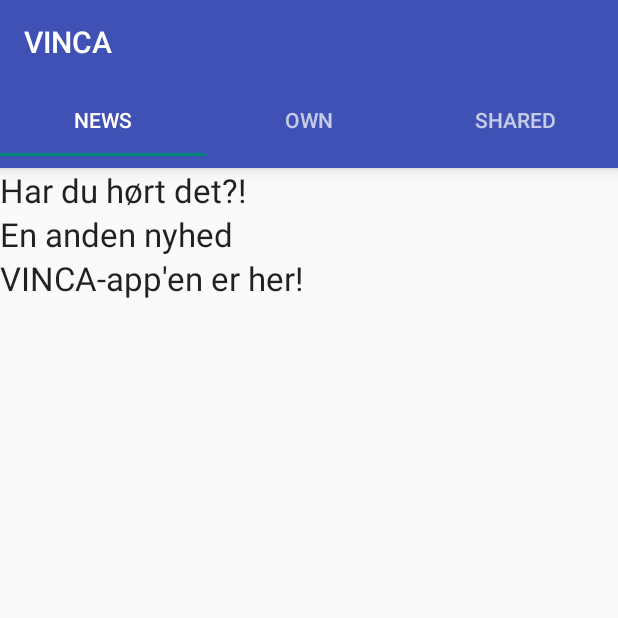
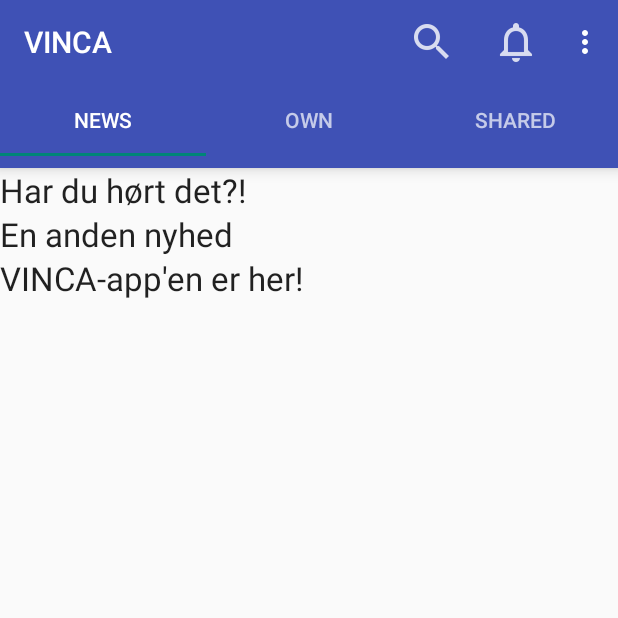
Before and after one commit to oscelest/VINCA, an Android app: the screen it shows after launch (MainActivity), on a phone screen of 412 x 824 dp, the top half of it. Run offline under Robolectric (Android 15) with nearby library versions, the phone set to English and light mode, and no system bars.

Commit message:
Menu Icons, jeg er ikke sikker på at jeg har fået alt med, den tilføjede ikke automatisk mine filer til git -.-

```diff
--- a/app/src/main/java/com/noxyspace/vinca/MainActivity.java
+++ b/app/src/main/java/com/noxyspace/vinca/MainActivity.java
@@ -5,6 +5,8 @@ import android.support.design.widget.TabLayout;
 import android.support.v4.view.ViewPager;
 import android.support.v7.app.AppCompatActivity;
 import android.support.v7.widget.Toolbar;
+import android.view.Menu;
+import android.view.MenuInflater;
 
 import static android.graphics.Color.WHITE;
 
@@ -48,4 +50,11 @@ public class MainActivity extends AppCompatActivity {
             }
         });
     }
+
+    @Override
+    public boolean onCreateOptionsMenu(Menu menu) {
+        MenuInflater inflater = getMenuInflater();
+        inflater.inflate(R.menu.menu_icons, menu); //your file name
+        return super.onCreateOptionsMenu(menu);
+    }
 }
--- /dev/null
+++ b/app/src/main/res/menu/menu_icons.xml
@@ -0,0 +1,30 @@
+<?xml version="1.0" encoding="utf-8"?>
+<menu xmlns:android="http://schemas.android.com/apk/res/android"
+    xmlns:app="http://schemas.android.com/apk/res-auto">
+
+
+    <!-- "Mark Favorite", should appear as action button if possible -->
+    <!-- android:icon="@drawable/ic_favorite_black_48dp" PROFIL BILLEDE HER -->
+    <item
+        android:id="@+id/app_bar_search"
+        android:actionViewClass="android.support.v7.widget.SearchView"
+        android:icon="@drawable/search_white"
+        android:title="Search"
+        app:showAsAction="always" />
+    <item
+        android:id="@+id/notifications"
+        android:icon="@drawable/notification_white"
+        android:title="@string/notifications"
+        app:showAsAction="always"/>
+
+    <!-- Settings, should always be in the overflow -->
+    <item
+        android:id="@+id/action_settings"
+        android:title="@string/action_settings"
+        app:showAsAction="never"/>
+
+    <item
+        android:id="@+id/log_out"
+        android:title="@string/log_out"
+        app:showAsAction="never"/>
+</menu>
--- a/app/src/main/res/values/strings.xml
+++ b/app/src/main/res/values/strings.xml
@@ -1,5 +1,9 @@
 <resources>
     <string name="app_name">VINCA</string>
+    <string name="search">Search</string>
+    <string name="action_settings">Settings</string>
+    <string name="notifications">Notifications</string>
+    <string name="log_out">Log Out</string>
 
 
     <string-array name="Planets">
```
Also changed, not shown: app/src/main/res/drawable-hdpi/notification_white.png (added), app/src/main/res/drawable-hdpi/search_white.png (added), app/src/main/res/drawable-mdpi/notification_white.png (added), app/src/main/res/drawable-mdpi/search_white.png (added), app/src/main/res/drawable-xhdpi/notification_white.png (added), app/src/main/res/drawable-xhdpi/search_white.png (added), app/src/main/res/drawable-xxhdpi/notification_white.png (added), app/src/main/res/drawable-xxhdpi/search_white.png (added).
